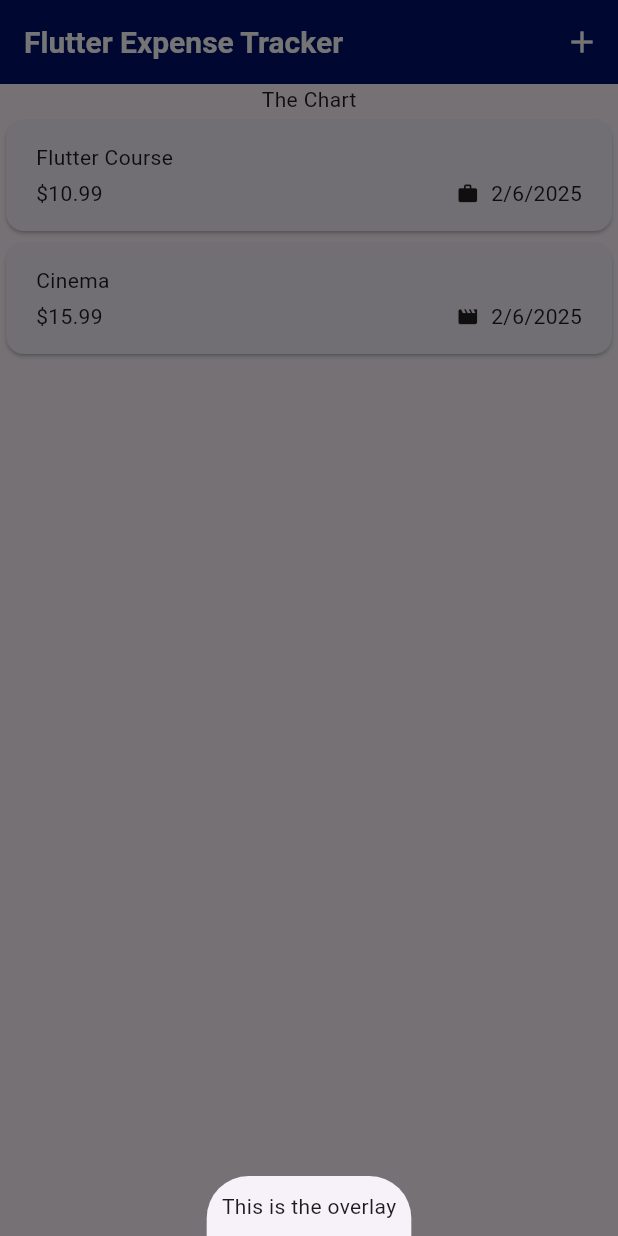
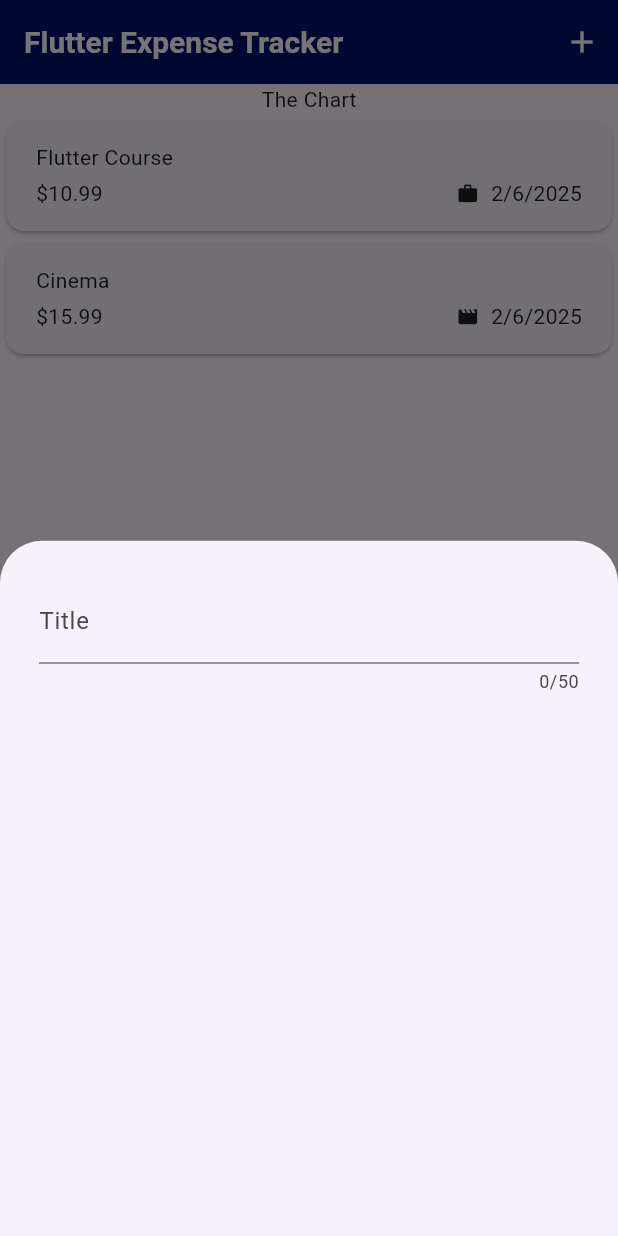
Before and after one commit to natib21/Flutter_Expense_Tracker, a Flutter app: the screen it shows after launch, after a tap on the "add" icon, on a phone screen of 412 x 824 dp. Run offline on Flutter 3.47's test engine with Material 3 defaults, Android fonts, the phone set to English and light mode, and no system bars; our stand-ins replace google_fonts.

Commit message:
Handling User Input

```diff
--- a/lib/widgets/expense.dart
+++ b/lib/widgets/expense.dart
@@ -2,6 +2,7 @@ import 'package:expense_tracker/widgets/expenses_list/expenese_list.dart';
 import 'package:expense_tracker/models/expenses.dart';
 import 'package:flutter/material.dart';
 import 'package:google_fonts/google_fonts.dart';
+import 'package:expense_tracker/widgets/new_expense.dart';
 
 class Expense extends StatefulWidget {
   const Expense({super.key});
@@ -30,7 +31,7 @@ class _ExpensesState extends State<Expense> {
         builder: (ctx) {
           return Container(
             padding: EdgeInsets.all(10),
-            child: Text("This is the overlay"),
+            child: NewExpenses(),
           );
         });
   }
--- /dev/null
+++ b/lib/widgets/new_expense.dart
@@ -0,0 +1,27 @@
+import 'package:flutter/material.dart';
+
+class NewExpenses extends StatefulWidget {
+  const NewExpenses({super.key});
+  @override
+  State<NewExpenses> createState() {
+    return _NewExpensesState();
+  }
+}
+
+class _NewExpensesState extends State<NewExpenses> {
+  @override
+  Widget build(BuildContext context) {
+    return Padding(
+      padding: EdgeInsets.all(16),
+      child: Column(
+        children: [
+          TextField(
+            maxLength: 50,
+            keyboardType: TextInputType.name,
+            decoration: InputDecoration(label: Text("Title")),
+          ),
+        ],
+      ),
+    );
+  }
+}
```
